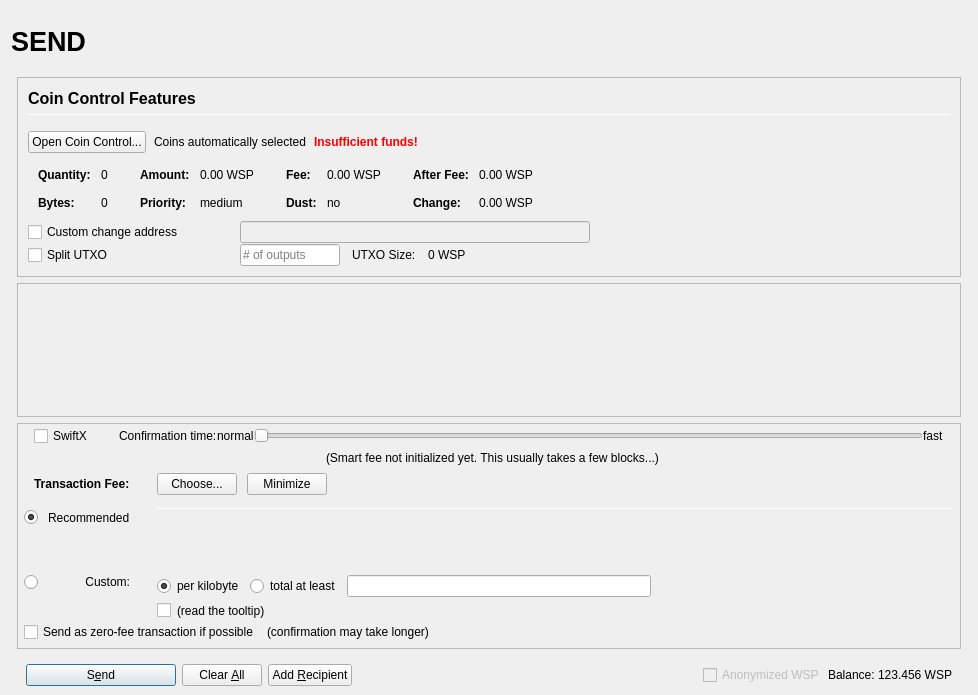
Old version of the form src/qt/forms/sendcoinsdialog.ui in the repository rpicoin/rpicore.
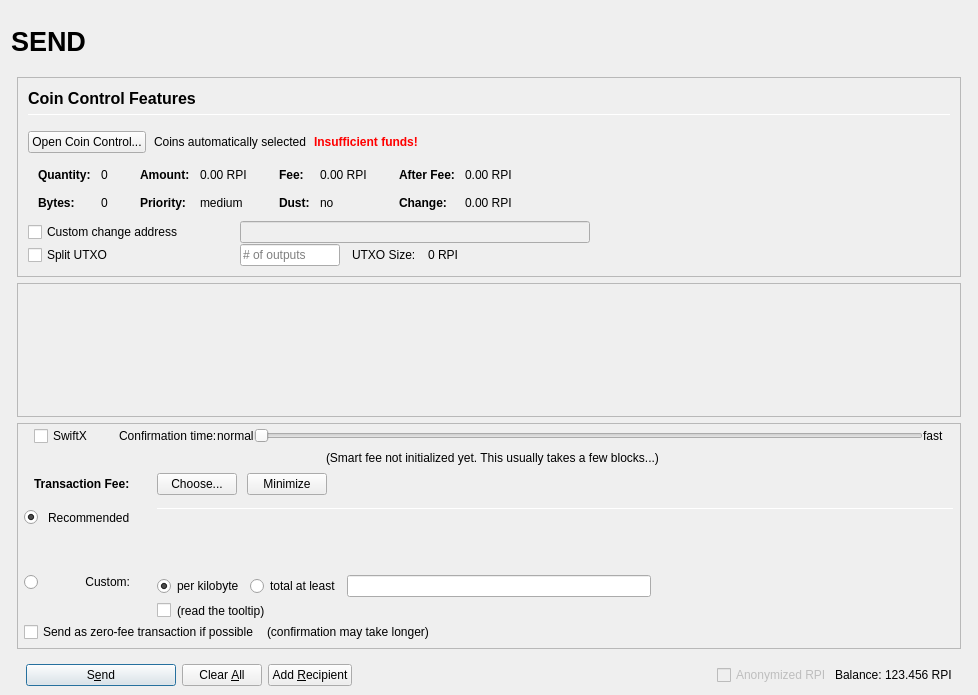
New version of the form. Icons and pictures are not drawn. Custom widgets are drawn as their Qt base class.

```diff
--- a/src/qt/forms/sendcoinsdialog.ui
+++ b/src/qt/forms/sendcoinsdialog.ui
@@ -457,7 +457,7 @@
                         <enum>Qt::ActionsContextMenu</enum>
                        </property>
                        <property name="text">
-                        <string notr="true">0.00 WSP</string>
+                        <string notr="true">0.00 RPI</string>
                        </property>
                        <property name="textInteractionFlags">
                         <set>Qt::LinksAccessibleByMouse|Qt::TextSelectableByKeyboard|Qt::TextSelectableByMouse</set>
@@ -537,7 +537,7 @@
                         <enum>Qt::ActionsContextMenu</enum>
                        </property>
                        <property name="text">
-                        <string notr="true">0.00 WSP</string>
+                        <string notr="true">0.00 RPI</string>
                        </property>
                        <property name="textInteractionFlags">
                         <set>Qt::LinksAccessibleByMouse|Qt::TextSelectableByKeyboard|Qt::TextSelectableByMouse</set>
@@ -617,7 +617,7 @@
                         <enum>Qt::ActionsContextMenu</enum>
                        </property>
                        <property name="text">
-                        <string notr="true">0.00 WSP</string>
+                        <string notr="true">0.00 RPI</string>
                        </property>
                        <property name="textInteractionFlags">
                         <set>Qt::LinksAccessibleByMouse|Qt::TextSelectableByKeyboard|Qt::TextSelectableByMouse</set>
@@ -646,7 +646,7 @@
                         <enum>Qt::ActionsContextMenu</enum>
                        </property>
                        <property name="text">
-                        <string notr="true">0.00 WSP</string>
+                        <string notr="true">0.00 RPI</string>
                        </property>
                        <property name="textInteractionFlags">
                         <set>Qt::LinksAccessibleByMouse|Qt::TextSelectableByKeyboard|Qt::TextSelectableByMouse</set>
@@ -813,7 +813,7 @@
                 <item>
                  <widget class="QLabel" name="labelBlockSize">
                   <property name="text">
-                   <string>0 WSP</string>
+                   <string>0 RPI</string>
                   </property>
                  </widget>
                 </item>
@@ -1651,7 +1651,7 @@
                 <bool>false</bool>
                </property>
                <property name="text">
-                <string>Anonymized WSP</string>
+                <string>Anonymized RPI</string>
                </property>
               </widget>
              </item>
@@ -1674,7 +1674,7 @@
                 <cursorShape>IBeamCursor</cursorShape>
                </property>
                <property name="text">
-                <string notr="true">123.456 WSP</string>
+                <string notr="true">123.456 RPI</string>
                </property>
                <property name="textInteractionFlags">
                 <set>Qt::LinksAccessibleByMouse|Qt::TextSelectableByKeyboard|Qt::TextSelectableByMouse</set>
```
Left out of the diff: 20 changed lines with no effect on the pictures.
